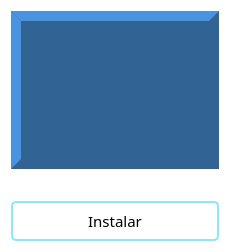
Qt form guis/card.ui (deepin-espanol/deepines-store) before a commit.
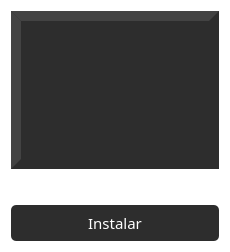
The same form after that commit.

Diff of the .ui file:
```diff
--- a/guis/card.ui
+++ b/guis/card.ui
@@ -55,8 +55,8 @@
      </property>
      <property name="styleSheet">
       <string notr="true">#image_app{
-  background-color: rgba(49, 99, 149);
-  border: 10px outset rgba(49, 99, 149);
+  background-color: rgb(45, 45, 45);
+  border: 10px outset rgb(45, 45, 45);
 }</string>
      </property>
      <property name="text">
@@ -117,9 +117,9 @@
      <property name="styleSheet">
       <string notr="true">#btn_select_app{
 padding: 7px;
-color: #000;
+color: white;
 border-radius: 5px;
-border: 2px solid rgb(142, 231, 255);
+	background-color: rgb(45, 45, 45);
 }
 #btn_select_app:hover{
 padding: 7px;
```
Left out of the diff: 1 changed line with no effect on the pictures.
